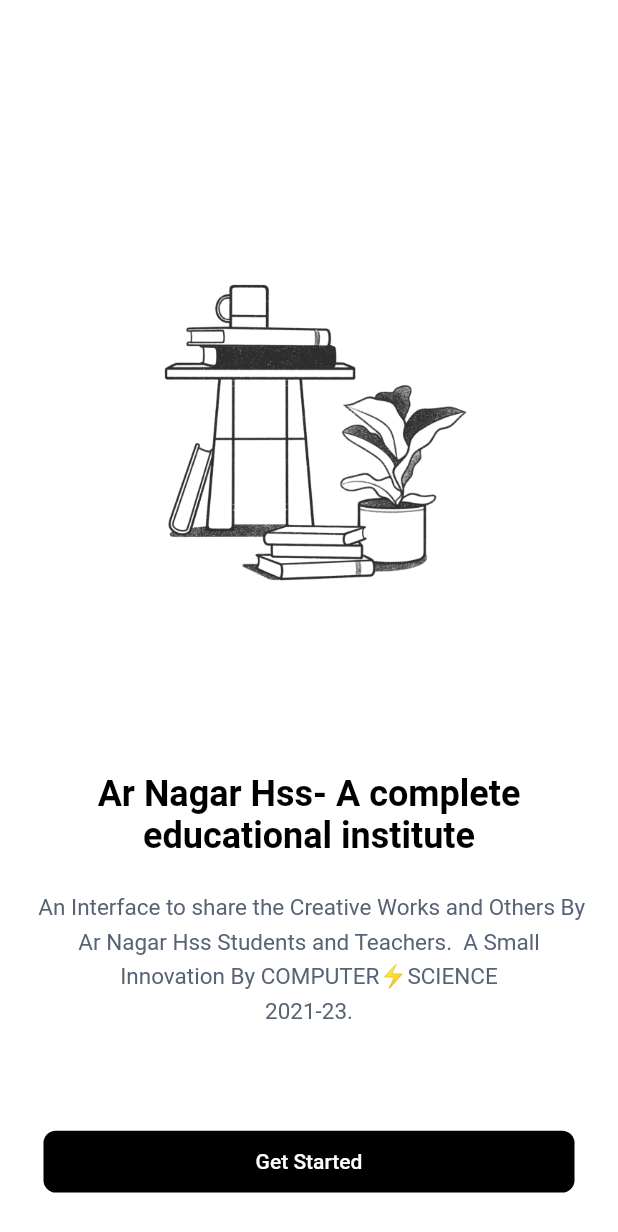
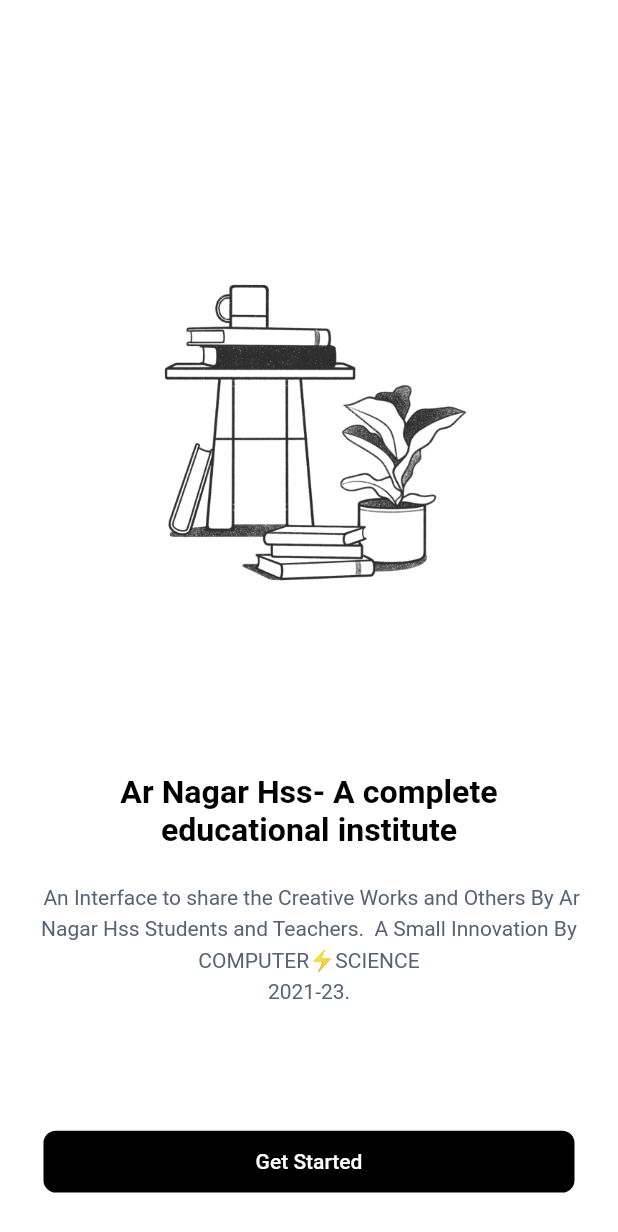
Before and after one commit to aninarafath6/arnhss, a Flutter app: the screen it shows after launch, on a phone screen of 412 x 824 dp. Shown: the top 1232 px of the screen. Run offline on Flutter 3.47's test engine with Material 2 defaults, Android fonts, the phone set to English and light mode, and no system bars.

Commit message:
code optimasation🌱

```diff
--- /dev/null
+++ b/arnhss-app/lib/common/constants/app_sizes.dart
@@ -0,0 +1,3 @@
+class AppSizes {
+  static const double defualt_padding = 21;
+}
--- a/arnhss-app/lib/common/theme/text_theme.dart
+++ b/arnhss-app/lib/common/theme/text_theme.dart
@@ -1,39 +1,43 @@
+import 'package:arnhss/utils/dimensions.dart';
 import 'package:flutter/material.dart';
 
 import '../constants/color_constants.dart';
 
 class CustomTextTheme {
-  static TextStyle headLine() {
-    return const TextStyle(
+  CustomTextTheme({required this.context});
+  final BuildContext context;
+
+  TextStyle headLine() {
+    return TextStyle(
       color: CustomColors.dark,
-      fontSize: 24,
+      fontSize: context.getHeight(2.6),
       fontWeight: FontWeight.bold,
     );
   }
 
-  static TextStyle headLine2() {
-    return const TextStyle(
+  TextStyle headLine2() {
+    return TextStyle(
       color: CustomColors.dark,
-      fontSize: 20,
+      fontSize: context.getHeight(2),
       fontWeight: FontWeight.bold,
     );
   }
 
-  static TextStyle paragraph() {
-    return const TextStyle(
+  TextStyle paragraph() {
+    return TextStyle(
       color: CustomColors.texty,
-      fontSize: 15,
       fontWeight: FontWeight.normal,
       height: 1.5,
+      fontSize: context.getHeight(1.7),
     );
   }
 
-  static TextStyle paragraph2() {
-    return const TextStyle(
+  TextStyle paragraph2() {
+    return TextStyle(
       color: CustomColors.texty,
-      fontSize: 12,
+      fontSize: context.getHeight(1.3),
       fontWeight: FontWeight.normal,
-      height: 1.5,
+      height: 1,
     );
   }
 }
--- a/arnhss-app/lib/common/theme/theme.dart
+++ b/arnhss-app/lib/common/theme/theme.dart
@@ -1,19 +1,21 @@
 import 'package:arnhss/common/constants/color_constants.dart';
-import 'package:arnhss/common/theme/text_theme.dart';
 import 'package:arnhss/utils/generate_color.dart';
 import 'package:flutter/material.dart';
 
 class Theming {
-  static ThemeData theme() {
+  Theming({required this.context});
+  final BuildContext context;
+
+  ThemeData theme() {
     return ThemeData(
       primarySwatch: generateMaterialColor(CustomColors.dark),
       scaffoldBackgroundColor: CustomColors.white,
-      textTheme: TextTheme(
-        headline1: CustomTextTheme.headLine(),
-        headline2: CustomTextTheme.headLine2(),
-        subtitle1: CustomTextTheme.paragraph(),
-        subtitle2: CustomTextTheme.paragraph2(),
-      ),
+      // textTheme: TextTheme(
+      //   headline1: CustomTextTheme.headLine(context),
+      //   headline2: CustomTextTheme.headLine2(context),
+      //   subtitle1: CustomTextTheme.paragraph(),
+      //   subtitle2: CustomTextTheme.paragraph2(),
+      // ),
     );
   }
 }
--- a/arnhss-app/lib/features/authentication/login/view/login.dart
+++ b/arnhss-app/lib/features/authentication/login/view/login.dart
@@ -21,7 +21,7 @@ class LoginView extends StatelessWidget {
         child: Container(
           padding: const EdgeInsets.symmetric(horizontal: 24.0),
           child: ListView(
-            physics: NeverScrollableScrollPhysics(),
+            // physics: NeverScrollableScrollPhysics(),
             controller: context.watch<LoginViewModel>().scrollController,
             children: [
               context.spacing(height: 10),
--- a/arnhss-app/lib/features/authentication/login/widgets/loginAppBar.dart
+++ b/arnhss-app/lib/features/authentication/login/widgets/loginAppBar.dart
@@ -1,4 +1,5 @@
 import 'package:arnhss/common/constants/color_constants.dart';
+import 'package:arnhss/common/theme/text_theme.dart';
 import 'package:arnhss/features/authentication/login/view_model/login_view_model.dart';
 import 'package:flutter/material.dart';
 import 'package:provider/provider.dart';
@@ -24,7 +25,7 @@ AppBar customLoginAppBar(BuildContext context) {
     ),
     title: Text(
       "Login",
-      style: Theme.of(context).textTheme.headline2,
+      style: CustomTextTheme(context: context).headLine(),
     ),
   );
 }
--- a/arnhss-app/lib/features/authentication/login/widgets/login_banner.dart
+++ b/arnhss-app/lib/features/authentication/login/widgets/login_banner.dart
@@ -1,3 +1,4 @@
+import 'package:arnhss/common/theme/text_theme.dart';
 import 'package:flutter/material.dart';
 
 class LoginBanner extends StatelessWidget {
@@ -13,11 +14,11 @@ class LoginBanner extends StatelessWidget {
         Image.asset("assets/images/pngs/login 1.png"),
         Text(
           "Login with Mobile Number",
-          style: Theme.of(context).textTheme.headline1,
+          style: CustomTextTheme(context: context).headLine(),
         ),
         Text(
           'Enter your mobile number to Continue',
-          style: Theme.of(context).textTheme.subtitle1,
+          style: CustomTextTheme(context: context).paragraph(),
         ),
       ],
     );
--- a/arnhss-app/lib/features/onboarding/views/content.dart
+++ b/arnhss-app/lib/features/onboarding/views/content.dart
@@ -10,7 +10,7 @@ class Content extends StatelessWidget {
   Widget build(BuildContext context) {
     return Text(
       " An Interface to share the Creative Works and Others By Ar Nagar Hss Students and Teachers.  A Small Innovation By COMPUTER⚡SCIENCE \n2021-23.",
-      style: CustomTextTheme.paragraph(),
+      style: CustomTextTheme(context: context).paragraph(),
       textAlign: TextAlign.center,
     );
   }
--- a/arnhss-app/lib/features/onboarding/views/heading.dart
+++ b/arnhss-app/lib/features/onboarding/views/heading.dart
@@ -1,3 +1,4 @@
+import 'package:arnhss/common/theme/text_theme.dart';
 import 'package:flutter/material.dart';
 
 class Heading extends StatelessWidget {
@@ -12,7 +13,7 @@ class Heading extends StatelessWidget {
       child: Text(
         "Ar Nagar Hss- A complete educational institute",
         textAlign: TextAlign.center,
-        style: Theme.of(context).textTheme.headline1,
+        style: CustomTextTheme(context: context).headLine(),
       ),
     );
   }
--- a/arnhss-app/lib/main.dart
+++ b/arnhss-app/lib/main.dart
@@ -25,7 +25,7 @@ class MyApp extends StatelessWidget {
       child: MaterialApp(
         title: 'arnhss',
         initialRoute: SplashView.routeName,
-        theme: Theming.theme(),
+        theme: Theming(context: context).theme(),
         debugShowCheckedModeBanner: false,
         onGenerateRoute: AppRoutes.generateRoute,
       ),
--- a/arnhss-app/pubspec.yaml
+++ b/arnhss-app/pubspec.yaml
@@ -16,7 +16,6 @@ dependencies:
   slider_button: ^2.0.0
   flutter_svg: ^1.1.3
   provider: ^6.0.3
-  keyboard_visibility: ^0.5.6
 
 dev_dependencies:
   flutter_test:
```
Also changed, not shown: arnhss-app/lib/features/authentication/login/widgets/action_section.dart (+5 -4 lines), arnhss-app/lib/features/authentication/login/widgets/country_drop_down.dart (+11 -44 lines), arnhss-app/lib/features/authentication/login/widgets/country_input.dart (added, +26 -0 lines), arnhss-app/lib/features/authentication/login/widgets/country_list.dart (added, +42 -0 lines), arnhss-app/pubspec.lock.
